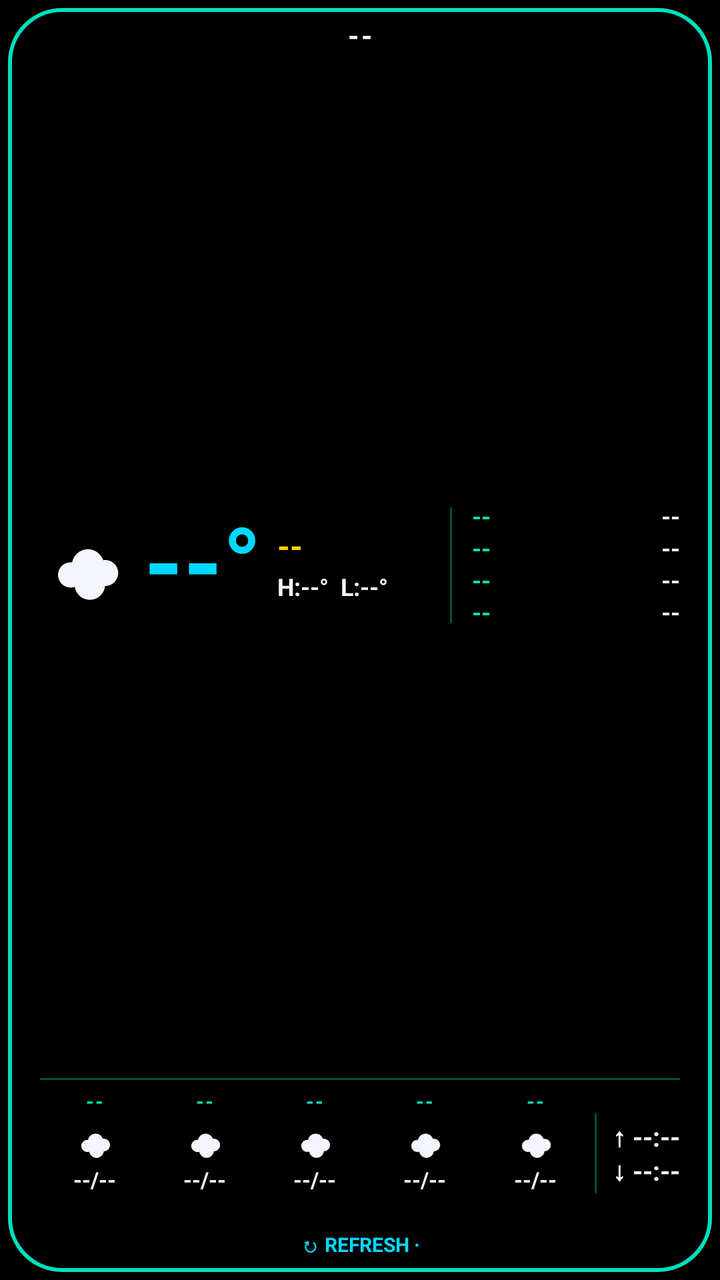
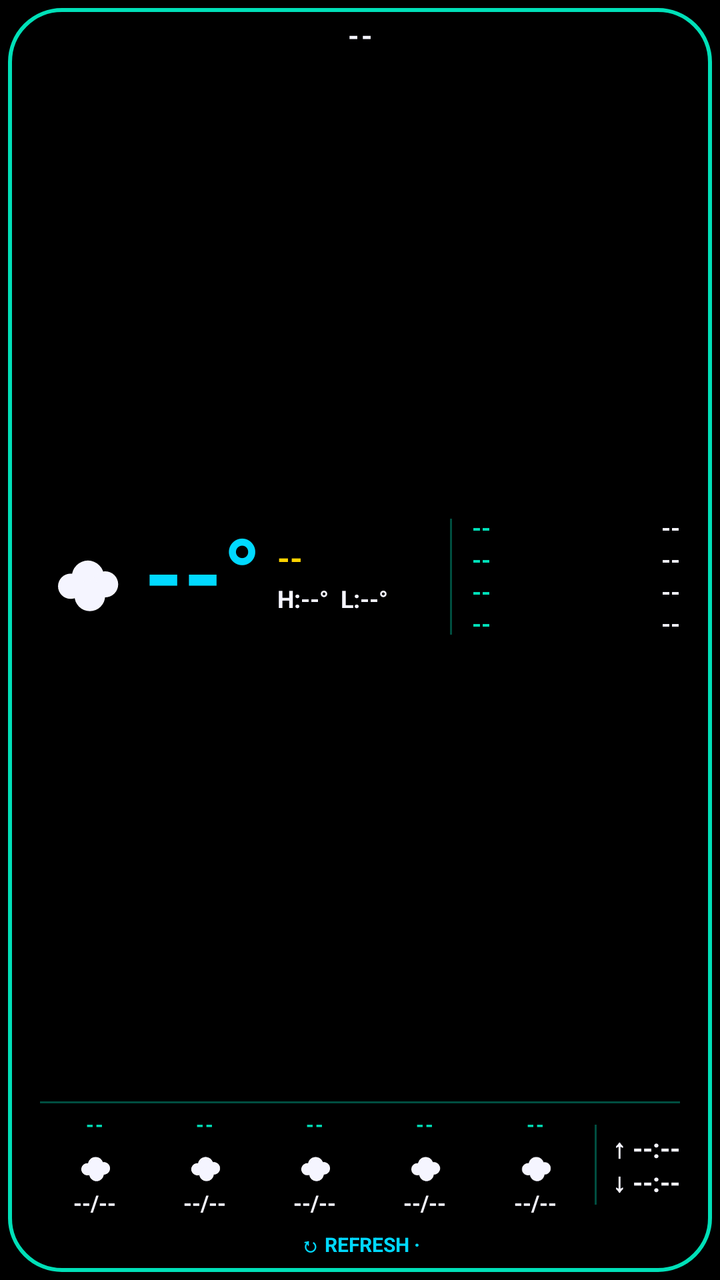

Screens rendered from an Android XML layout before and after an edit, with the pre-edit source and the edit as a unified diff.
<!-- AndroidManifest.xml: application theme Theme.WeatherWidget -->
<!-- res/layout/widget_weather_wide.xml -->
<?xml version="1.0" encoding="utf-8"?>
<LinearLayout xmlns:android="http://schemas.android.com/apk/res/android"
    android:id="@+id/weatherWidgetRoot"
    android:layout_width="match_parent"
    android:layout_height="match_parent"
    android:orientation="vertical"
    android:background="@drawable/widget_background_r26_inset"
    android:paddingTop="10dp"
    android:paddingBottom="10dp"
    android:paddingStart="20dp"
    android:paddingEnd="20dp">

    
    <LinearLayout
        android:layout_width="match_parent"
        android:layout_height="wrap_content"
        android:orientation="horizontal"
        android:gravity="center_vertical">
        <TextView
            android:id="@+id/wideCityText"
            android:layout_width="0dp"
            android:layout_height="wrap_content"
            android:layout_weight="1"
            android:gravity="center"
            android:includeFontPadding="false"
            android:textColor="@color/retro_white"
            android:textStyle="bold"
            android:textSize="14sp"
            android:textAllCaps="true"
            android:letterSpacing="0.08"
            android:singleLine="true"
            android:ellipsize="end"
            android:text="--" />
    </LinearLayout>

    
    <LinearLayout
        android:layout_width="match_parent"
        android:layout_height="0dp"
        android:layout_weight="1"
        android:orientation="horizontal"
        android:gravity="center_vertical"
        android:baselineAligned="false">

        <ImageView
            android:id="@+id/wideIcon"
            android:layout_width="46dp"
            android:layout_height="46dp"
            android:contentDescription="@null"
            android:src="@drawable/ic_weather_cloudy" />

        <TextView
            android:id="@+id/wideTempText"
            android:layout_width="wrap_content"
            android:layout_height="wrap_content"
            android:layout_marginStart="6dp"
            android:includeFontPadding="false"
            android:textColor="@color/retro_cyan"
            android:textStyle="bold"
            android:textSize="50sp"
            android:singleLine="true"
            android:text="--°" />

        <LinearLayout
            android:layout_width="0dp"
            android:layout_height="wrap_content"
            android:layout_weight="1"
            android:layout_marginStart="8dp"
            android:orientation="vertical">
            <TextView
                android:id="@+id/wideConditionText"
                android:layout_width="wrap_content"
                android:layout_height="wrap_content"
                android:includeFontPadding="false"
                android:textColor="@color/retro_yellow"
                android:textStyle="bold"
                android:textSize="16sp"
                android:singleLine="true"
                android:text="--" />
            <TextView
                android:id="@+id/wideHighLowText"
                android:layout_width="wrap_content"
                android:layout_height="wrap_content"
                android:layout_marginTop="4dp"
                android:includeFontPadding="false"
                android:textColor="@color/retro_white"
                android:textStyle="bold"
                android:textSize="12sp"
                android:singleLine="true"
                android:text="H:--°  L:--°" />
        </LinearLayout>

        
        <TextView
            android:layout_width="1dp"
            android:layout_height="58dp"
            android:layout_marginStart="4dp"
            android:layout_marginEnd="10dp"
            android:background="@color/retro_teal_dim" />

        <LinearLayout
            android:layout_width="104dp"
            android:layout_height="64dp"
            android:orientation="vertical">
            <LinearLayout
                android:layout_width="match_parent"
                android:layout_height="0dp"
                android:layout_weight="1"
                android:orientation="horizontal"
                android:gravity="center_vertical">
                <TextView
                    android:id="@+id/wideStat0Label"
                    android:layout_width="wrap_content"
                    android:layout_height="wrap_content"
                    android:includeFontPadding="false"
                    android:textColor="@color/retro_teal"
                    android:textStyle="bold"
                    android:textSize="12sp"
                    android:singleLine="true"
                    android:text="--" />
                <TextView
                    android:id="@+id/wideStat0Value"
                    android:layout_width="0dp"
                    android:layout_height="wrap_content"
                    android:layout_weight="1"
                    android:includeFontPadding="false"
                    android:gravity="end"
                    android:textColor="@color/retro_white"
                    android:textStyle="bold"
                    android:textSize="12sp"
                    android:singleLine="true"
                    android:text="--" />
            </LinearLayout>
            <LinearLayout
                android:layout_width="match_parent"
                android:layout_height="0dp"
                android:layout_weight="1"
                android:orientation="horizontal"
                android:gravity="center_vertical">
                <TextView
                    android:id="@+id/wideStat1Label"
                    android:layout_width="wrap_content"
                    android:layout_height="wrap_content"
                    android:includeFontPadding="false"
                    android:textColor="@color/retro_teal"
                    android:textStyle="bold"
                    android:textSize="12sp"
                    android:singleLine="true"
                    android:text="--" />
                <TextView
                    android:id="@+id/wideStat1Value"
                    android:layout_width="0dp"
                    android:layout_height="wrap_content"
                    android:layout_weight="1"
                    android:includeFontPadding="false"
                    android:gravity="end"
                    android:textColor="@color/retro_white"
                    android:textStyle="bold"
                    android:textSize="12sp"
                    android:singleLine="true"
                    android:text="--" />
            </LinearLayout>
            <LinearLayout
                android:layout_width="match_parent"
                android:layout_height="0dp"
                android:layout_weight="1"
                android:orientation="horizontal"
                android:gravity="center_vertical">
                <TextView
                    android:id="@+id/wideStat2Label"
                    android:layout_width="wrap_content"
                    android:layout_height="wrap_content"
                    android:includeFontPadding="false"
                    android:textColor="@color/retro_teal"
                    android:textStyle="bold"
                    android:textSize="12sp"
                    android:singleLine="true"
                    android:text="--" />
                <TextView
                    android:id="@+id/wideStat2Value"
                    android:layout_width="0dp"
                    android:layout_height="wrap_content"
                    android:layout_weight="1"
                    android:includeFontPadding="false"
                    android:gravity="end"
                    android:textColor="@color/retro_white"
                    android:textStyle="bold"
                    android:textSize="12sp"
                    android:singleLine="true"
                    android:text="--" />
            </LinearLayout>
            <LinearLayout
                android:layout_width="match_parent"
                android:layout_height="0dp"
                android:layout_weight="1"
                android:orientation="horizontal"
                android:gravity="center_vertical">
                <TextView
                    android:id="@+id/wideStat3Label"
                    android:layout_width="wrap_content"
                    android:layout_height="wrap_content"
                    android:includeFontPadding="false"
                    android:textColor="@color/retro_teal"
                    android:textStyle="bold"
                    android:textSize="12sp"
                    android:singleLine="true"
                    android:text="--" />
                <TextView
                    android:id="@+id/wideStat3Value"
                    android:layout_width="0dp"
                    android:layout_height="wrap_content"
                    android:layout_weight="1"
                    android:includeFontPadding="false"
                    android:gravity="end"
                    android:textColor="@color/retro_white"
                    android:textStyle="bold"
                    android:textSize="12sp"
                    android:singleLine="true"
                    android:text="--" />
            </LinearLayout>
        </LinearLayout>
    </LinearLayout>

    
    <TextView
        android:layout_width="match_parent"
        android:layout_height="1dp"
        android:layout_marginBottom="5dp"
        android:background="@color/retro_teal_dim" />

    
    <LinearLayout
        android:layout_width="match_parent"
        android:layout_height="wrap_content"
        android:orientation="horizontal"
        android:gravity="center_vertical"
        android:baselineAligned="false">
        <LinearLayout
            android:layout_width="0dp"
            android:layout_height="wrap_content"
            android:layout_weight="1"
            android:orientation="vertical"
            android:gravity="center_horizontal">
            <TextView
                android:id="@+id/wideDay0Label"
                android:layout_width="wrap_content"
                android:layout_height="wrap_content"
                android:includeFontPadding="false"
                android:textColor="@color/retro_teal"
                android:textStyle="bold"
                android:textSize="10sp"
                android:letterSpacing="0.06"
                android:text="--" />
            <ImageView
                android:id="@+id/wideDay0Icon"
                android:layout_width="22dp"
                android:layout_height="22dp"
                android:layout_marginTop="3dp"
                android:layout_marginBottom="2dp"
                android:contentDescription="@null"
                android:src="@drawable/ic_weather_cloudy" />
            <TextView
                android:id="@+id/wideDay0Temp"
                android:layout_width="wrap_content"
                android:layout_height="wrap_content"
                android:includeFontPadding="false"
                android:textColor="@color/retro_white"
                android:textStyle="bold"
                android:textSize="11sp"
                android:singleLine="true"
                android:text="--/--" />
            <TextView
                android:id="@+id/wideDay0Rain"
                android:layout_width="wrap_content"
                android:layout_height="wrap_content"
                android:layout_marginTop="1dp"
                android:includeFontPadding="false"
                android:textColor="@color/retro_cyan"
                android:textStyle="bold"
                android:textSize="9sp"
                android:text="" />
        </LinearLayout>
        <LinearLayout
            android:layout_width="0dp"
            android:layout_height="wrap_content"
            android:layout_weight="1"
            android:orientation="vertical"
            android:gravity="center_horizontal">
            <TextView
                android:id="@+id/wideDay1Label"
                android:layout_width="wrap_content"
                android:layout_height="wrap_content"
                android:includeFontPadding="false"
                android:textColor="@color/retro_teal"
                android:textStyle="bold"
                android:textSize="10sp"
                android:letterSpacing="0.06"
                android:text="--" />
            <ImageView
                android:id="@+id/wideDay1Icon"
                android:layout_width="22dp"
                android:layout_height="22dp"
                android:layout_marginTop="3dp"
                android:layout_marginBottom="2dp"
                android:contentDescription="@null"
                android:src="@drawable/ic_weather_cloudy" />
            <TextView
                android:id="@+id/wideDay1Temp"
                android:layout_width="wrap_content"
                android:layout_height="wrap_content"
                android:includeFontPadding="false"
                android:textColor="@color/retro_white"
                android:textStyle="bold"
                android:textSize="11sp"
                android:singleLine="true"
                android:text="--/--" />
            <TextView
                android:id="@+id/wideDay1Rain"
                android:layout_width="wrap_content"
                android:layout_height="wrap_content"
                android:layout_marginTop="1dp"
                android:includeFontPadding="false"
                android:textColor="@color/retro_cyan"
                android:textStyle="bold"
                android:textSize="9sp"
                android:text="" />
        </LinearLayout>
        <LinearLayout
            android:layout_width="0dp"
            android:layout_height="wrap_content"
            android:layout_weight="1"
            android:orientation="vertical"
            android:gravity="center_horizontal">
            <TextView
                android:id="@+id/wideDay2Label"
                android:layout_width="wrap_content"
                android:layout_height="wrap_content"
                android:includeFontPadding="false"
                android:textColor="@color/retro_teal"
                android:textStyle="bold"
                android:textSize="10sp"
                android:letterSpacing="0.06"
                android:text="--" />
            <ImageView
                android:id="@+id/wideDay2Icon"
                android:layout_width="22dp"
                android:layout_height="22dp"
                android:layout_marginTop="3dp"
                android:layout_marginBottom="2dp"
                android:contentDescription="@null"
                android:src="@drawable/ic_weather_cloudy" />
            <TextView
                android:id="@+id/wideDay2Temp"
                android:layout_width="wrap_content"
                android:layout_height="wrap_content"
                android:includeFontPadding="false"
                android:textColor="@color/retro_white"
                android:textStyle="bold"
                android:textSize="11sp"
                android:singleLine="true"
                android:text="--/--" />
            <TextView
                android:id="@+id/wideDay2Rain"
                android:layout_width="wrap_content"
                android:layout_height="wrap_content"
                android:layout_marginTop="1dp"
                android:includeFontPadding="false"
                android:textColor="@color/retro_cyan"
                android:textStyle="bold"
                android:textSize="9sp"
                android:text="" />
        </LinearLayout>
        <LinearLayout
            android:layout_width="0dp"
            android:layout_height="wrap_content"
            android:layout_weight="1"
            android:orientation="vertical"
            android:gravity="center_horizontal">
            <TextView
                android:id="@+id/wideDay3Label"
                android:layout_width="wrap_content"
                android:layout_height="wrap_content"
                android:includeFontPadding="false"
                android:textColor="@color/retro_teal"
                android:textStyle="bold"
                android:textSize="10sp"
                android:letterSpacing="0.06"
                android:text="--" />
            <ImageView
                android:id="@+id/wideDay3Icon"
                android:layout_width="22dp"
                android:layout_height="22dp"
                android:layout_marginTop="3dp"
                android:layout_marginBottom="2dp"
                android:contentDescription="@null"
                android:src="@drawable/ic_weather_cloudy" />
            <TextView
                android:id="@+id/wideDay3Temp"
                android:layout_width="wrap_content"
                android:layout_height="wrap_content"
                android:includeFontPadding="false"
                android:textColor="@color/retro_white"
                android:textStyle="bold"
                android:textSize="11sp"
                android:singleLine="true"
                android:text="--/--" />
            <TextView
                android:id="@+id/wideDay3Rain"
                android:layout_width="wrap_content"
                android:layout_height="wrap_content"
                android:layout_marginTop="1dp"
                android:includeFontPadding="false"
                android:textColor="@color/retro_cyan"
                android:textStyle="bold"
                android:textSize="9sp"
                android:text="" />
        </LinearLayout>
        <LinearLayout
            android:layout_width="0dp"
            android:layout_height="wrap_content"
            android:layout_weight="1"
            android:orientation="vertical"
            android:gravity="center_horizontal">
            <TextView
                android:id="@+id/wideDay4Label"
                android:layout_width="wrap_content"
                android:layout_height="wrap_content"
                android:includeFontPadding="false"
                android:textColor="@color/retro_teal"
                android:textStyle="bold"
                android:textSize="10sp"
                android:letterSpacing="0.06"
                android:text="--" />
            <ImageView
                android:id="@+id/wideDay4Icon"
                android:layout_width="22dp"
                android:layout_height="22dp"
                android:layout_marginTop="3dp"
                android:layout_marginBottom="2dp"
                android:contentDescription="@null"
                android:src="@drawable/ic_weather_cloudy" />
            <TextView
                android:id="@+id/wideDay4Temp"
                android:layout_width="wrap_content"
                android:layout_height="wrap_content"
                android:includeFontPadding="false"
                android:textColor="@color/retro_white"
                android:textStyle="bold"
                android:textSize="11sp"
                android:singleLine="true"
                android:text="--/--" />
            <TextView
                android:id="@+id/wideDay4Rain"
                android:layout_width="wrap_content"
                android:layout_height="wrap_content"
                android:layout_marginTop="1dp"
                android:includeFontPadding="false"
                android:textColor="@color/retro_cyan"
                android:textStyle="bold"
                android:textSize="9sp"
                android:text="" />
        </LinearLayout>

        <TextView
            android:layout_width="1dp"
            android:layout_height="40dp"
            android:layout_marginStart="2dp"
            android:layout_marginEnd="8dp"
            android:background="@color/retro_teal_dim" />

        <LinearLayout
            android:layout_width="wrap_content"
            android:layout_height="wrap_content"
            android:orientation="vertical"
            android:gravity="center_vertical">
            <TextView
                android:id="@+id/wideSunriseText"
                android:layout_width="wrap_content"
                android:layout_height="wrap_content"
                android:includeFontPadding="false"
                android:textColor="@color/retro_white"
                android:textStyle="bold"
                android:textSize="13sp"
                android:singleLine="true"
                android:text="↑ --:--" />
            <TextView
                android:id="@+id/wideSunsetText"
                android:layout_width="wrap_content"
                android:layout_height="wrap_content"
                android:layout_marginTop="-1dp"
                android:includeFontPadding="false"
                android:textColor="@color/retro_white"
                android:textStyle="bold"
                android:textSize="13sp"
                android:singleLine="true"
                android:text="↓ --:--" />
        </LinearLayout>
    </LinearLayout>

    
    <FrameLayout
        android:id="@+id/refreshArea"
        android:layout_width="match_parent"
        android:layout_height="wrap_content"
        android:layout_marginTop="4dp"
        android:paddingTop="3dp"
        android:paddingBottom="1dp">

        <LinearLayout
            android:id="@+id/refreshLines"
            android:layout_width="match_parent"
            android:layout_height="wrap_content"
            android:orientation="horizontal"
            android:gravity="center">
            <TextView
                android:id="@+id/tapRefreshText"
                android:layout_width="wrap_content"
                android:layout_height="wrap_content"
                android:includeFontPadding="false"
                android:textColor="@color/retro_cyan"
                android:textStyle="bold"
                android:textSize="10sp"
                android:singleLine="true"
                android:text="@string/widget_wide_refresh" />
            <TextView
                android:id="@+id/updatedText"
                android:layout_width="wrap_content"
                android:layout_height="wrap_content"
                android:includeFontPadding="false"
                android:textColor="@color/retro_white_dim"
                android:textSize="10sp"
                android:singleLine="true"
                android:ellipsize="end"
                android:text="" />
        </LinearLayout>

        <TextView
            android:id="@+id/updatingText"
            android:layout_width="match_parent"
            android:layout_height="match_parent"
            android:includeFontPadding="false"
            android:gravity="center"
            android:textColor="@color/retro_cyan"
            android:textStyle="bold"
            android:textSize="11sp"
            android:singleLine="true"
            android:text="@string/widget_loading"
            android:visibility="gone" />
    </FrameLayout>

</LinearLayout>
<!-- resources referenced by this layout -->
<resources>
  <color name="retro_cyan">#00D9FF</color>
  <color name="retro_teal">#00E0B8</color>
  <color name="retro_teal_dim">#5900E0B8</color>
  <color name="retro_white">#F5F5FF</color>
  <color name="retro_white_dim">#8C8C99</color>
  <color name="retro_yellow">#FFD400</color>
  <!-- drawable ic_weather_cloudy (drawable) -->
  <vector xmlns:android="http://schemas.android.com/apk/res/android"
      android:width="24dp"
      android:height="24dp"
      android:viewportWidth="24"
      android:viewportHeight="24">
      
      <path android:fillColor="#F5F5FF" android:pathData="M8,14.5 m-3.3,0 a3.3,3.3 0 1,0 6.6,0 a3.3,3.3 0 1,0 -6.6,0" />
      <path android:fillColor="#F5F5FF" android:pathData="M12.5,12 m-4.2,0 a4.2,4.2 0 1,0 8.4,0 a4.2,4.2 0 1,0 -8.4,0" />
      <path android:fillColor="#F5F5FF" android:pathData="M17,14 m-3.4,0 a3.4,3.4 0 1,0 6.8,0 a3.4,3.4 0 1,0 -6.8,0" />
      <path android:fillColor="#F5F5FF" android:pathData="M13,17 m-4,0 a4,4 0 1,0 8,0 a4,4 0 1,0 -8,0" />
  </vector>
  <!-- drawable widget_background_r26_inset (drawable) -->
  <?xml version="1.0" encoding="utf-8"?>
  <layer-list xmlns:android="http://schemas.android.com/apk/res/android">
      <item
          android:drawable="@drawable/widget_background_r26"
          android:left="4dp"
          android:top="4dp"
          android:right="4dp"
          android:bottom="4dp" />
  </layer-list>
  <string name="widget_loading">Updating…</string>
  <string name="widget_wide_refresh">↻ REFRESH  ·  </string>
  <style name="Theme.WeatherWidget" parent="Theme.MaterialComponents.NoActionBar">
          <item name="colorPrimary">@color/retro_teal</item>
          <item name="colorPrimaryDark">@color/black</item>
          <item name="colorAccent">@color/retro_cyan</item>
          <item name="android:windowBackground">@color/black</item>
          <item name="android:textColorPrimary">@color/retro_white</item>
          <item name="android:textColorSecondary">@color/retro_white</item>
      </style>
  <!-- drawable widget_background_r26 (drawable) -->
  <?xml version="1.0" encoding="utf-8"?>
  <layer-list xmlns:android="http://schemas.android.com/apk/res/android">
      <item>
          <shape android:shape="rectangle">
              <solid android:color="@color/black" />
              <corners android:radius="26dp" />
          </shape>
      </item>
      <item>
          <shape android:shape="rectangle">
              <stroke
                  android:width="2dp"
                  android:color="@color/retro_teal" />
              <corners android:radius="26dp" />
          </shape>
      </item>
  </layer-list>
  <color name="black">#000000</color>
</resources>

<!-- the commit's change to res/layout/widget_weather_wide.xml (unified diff, before → after) -->
@@ -269,16 +269,6 @@
                 android:textSize="11sp"
                 android:singleLine="true"
                 android:text="--/--" />
-            <TextView
-                android:id="@+id/wideDay0Rain"
-                android:layout_width="wrap_content"
-                android:layout_height="wrap_content"
-                android:layout_marginTop="1dp"
-                android:includeFontPadding="false"
-                android:textColor="@color/retro_cyan"
-                android:textStyle="bold"
-                android:textSize="9sp"
-                android:text="" />
         </LinearLayout>
         <LinearLayout
             android:layout_width="0dp"
@@ -314,16 +304,6 @@
                 android:textSize="11sp"
                 android:singleLine="true"
                 android:text="--/--" />
-            <TextView
-                android:id="@+id/wideDay1Rain"
-                android:layout_width="wrap_content"
-                android:layout_height="wrap_content"
-                android:layout_marginTop="1dp"
-                android:includeFontPadding="false"
-                android:textColor="@color/retro_cyan"
-                android:textStyle="bold"
-                android:textSize="9sp"
-                android:text="" />
         </LinearLayout>
         <LinearLayout
             android:layout_width="0dp"
@@ -359,16 +339,6 @@
                 android:textSize="11sp"
                 android:singleLine="true"
                 android:text="--/--" />
-            <TextView
-                android:id="@+id/wideDay2Rain"
-                android:layout_width="wrap_content"
-                android:layout_height="wrap_content"
-                android:layout_marginTop="1dp"
-                android:includeFontPadding="false"
-                android:textColor="@color/retro_cyan"
-                android:textStyle="bold"
-                android:textSize="9sp"
-                android:text="" />
         </LinearLayout>
         <LinearLayout
             android:layout_width="0dp"
@@ -404,16 +374,6 @@
                 android:textSize="11sp"
                 android:singleLine="true"
                 android:text="--/--" />
-            <TextView
-                android:id="@+id/wideDay3Rain"
-                android:layout_width="wrap_content"
-                android:layout_height="wrap_content"
-                android:layout_marginTop="1dp"
-                android:includeFontPadding="false"
-                android:textColor="@color/retro_cyan"
-                android:textStyle="bold"
-                android:textSize="9sp"
-                android:text="" />
         </LinearLayout>
         <LinearLayout
             android:layout_width="0dp"
@@ -449,16 +409,6 @@
                 android:textSize="11sp"
                 android:singleLine="true"
                 android:text="--/--" />
-            <TextView
-                android:id="@+id/wideDay4Rain"
-                android:layout_width="wrap_content"
-                android:layout_height="wrap_content"
-                android:layout_marginTop="1dp"
-                android:includeFontPadding="false"
-                android:textColor="@color/retro_cyan"
-                android:textStyle="bold"
-                android:textSize="9sp"
-                android:text="" />
         </LinearLayout>
 
         <TextView
